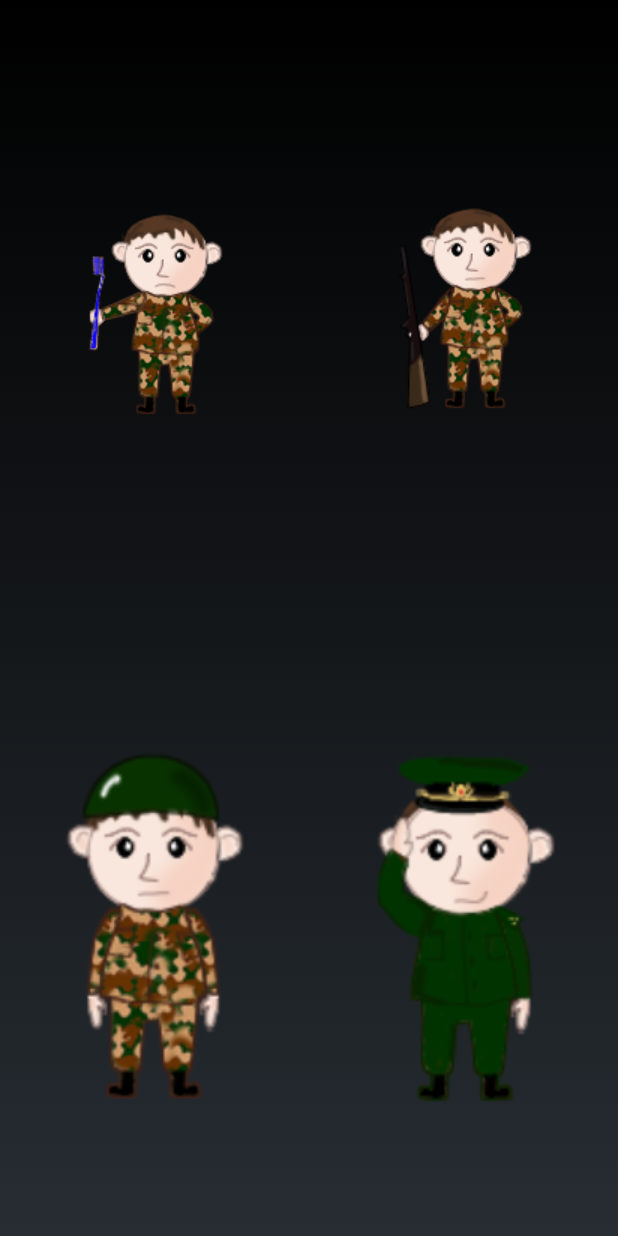
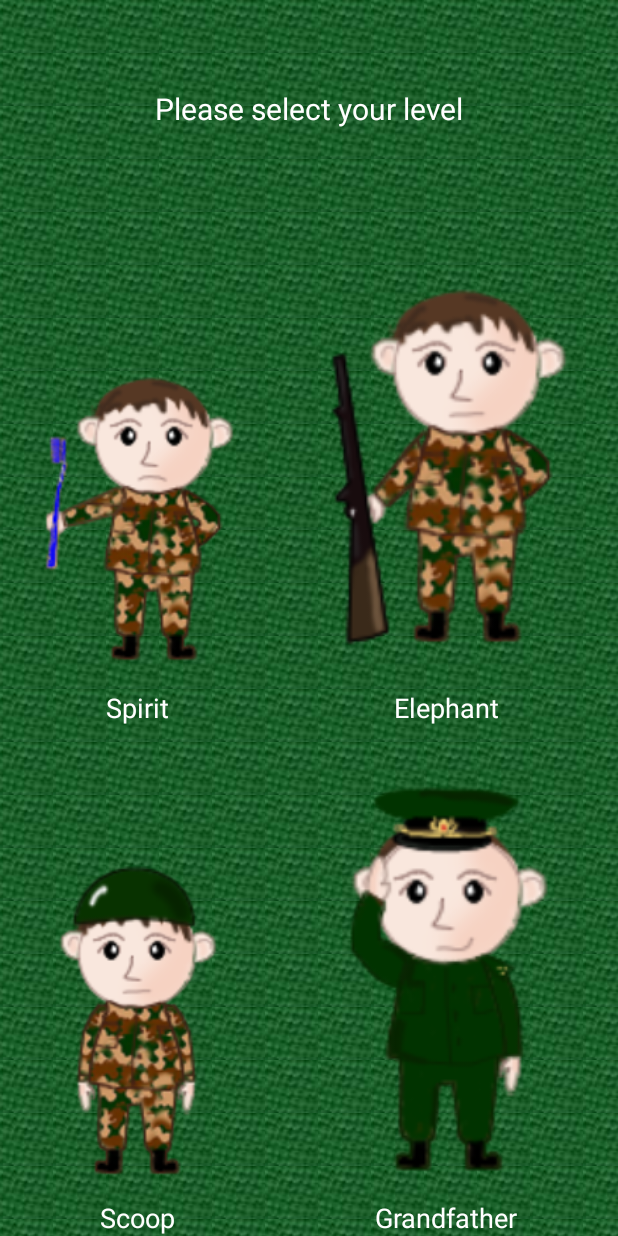
Before and after one commit to sintjuri/AK74, an Android app: the layout level_choose_layout.xml on its own in the app's theme, with its tools: preview values and no code run, on a phone screen of 412 x 824 dp. Run offline under Robolectric (Android 15) with nearby library versions, the phone set to English and light mode, and no system bars.

Commit message:
dialog -> fragment

```diff
--- a/app/src/main/res/layout/fragment_ad.xml
+++ b/app/src/main/res/layout/fragment_ad.xml
@@ -7,7 +7,7 @@
 
     <com.google.android.gms.ads.AdView
         android:id="@+id/adView"
-        android:layout_width="match_parent"
+        android:layout_width="fill_parent"
         android:layout_height="wrap_content"
         android:layout_centerHorizontal="true"
         ads:adSize="BANNER"
--- a/app/src/main/res/layout/level_choose_layout.xml
+++ b/app/src/main/res/layout/level_choose_layout.xml
@@ -1,73 +1,149 @@
 <?xml version="1.0" encoding="utf-8"?>
+
 <TableLayout xmlns:android="http://schemas.android.com/apk/res/android"
-    xmlns:tools="http://schemas.android.com/tools"
+    android:id="@+id/selectLevelLayout"
     android:layout_width="match_parent"
     android:layout_height="match_parent"
-    android:rowCount="2"
+    android:background="@drawable/backrepeat"
     android:columnCount="2"
     android:columnOrderPreserved="true"
-    android:id="@+id/selectLevelLayout"
     android:measureWithLargestChild="false"
+    android:rowCount="2"
     android:showDividers="beginning|middle|end"
-    android:visibility="visible"
+    android:shrinkColumns="*"
     android:stretchColumns="*"
-    android:shrinkColumns="*"
-    tools:context="com.onettm.ak74.LevelChoiceDialog">
+    android:visibility="visible">
 
     <TableRow
         android:layout_width="match_parent"
         android:layout_height="match_parent"
+        android:layout_gravity="center"
+        android:layout_weight="40">
+
+        <TextView
+            android:layout_width="match_parent"
+            android:layout_height="wrap_content"
+            android:layout_gravity="center_vertical"
+            android:layout_span="2"
+            android:gravity="center"
+            android:text="@string/please_select_level"
+            android:textColor="#FFFFFF"
+            android:textSize="20sp" />
+    </TableRow>
+
+    <TableRow
+        android:layout_width="match_parent"
+        android:layout_height="match_parent"
+        android:layout_gravity="center"
         android:layout_weight="50">
 
-        <ImageView
-            android:layout_width="match_parent"
-            android:layout_height="match_parent"
-            android:id="@+id/imageViewSelectLevel1"
-            android:src="@drawable/level1"
-            android:scaleType="centerInside"
-            android:contentDescription="@string/select_level_1"
-            android:adjustViewBounds="false"
-            android:baselineAlignBottom="false" />
+        <LinearLayout
+            android:layout_width="fill_parent"
+            android:layout_height="fill_parent"
+            android:orientation="vertical">
 
             <ImageView
+                android:id="@+id/imageViewSelectLevel1"
                 android:layout_width="match_parent"
-            android:layout_height="match_parent"
+                android:layout_height="0dp"
+                android:layout_gravity="center"
+                android:layout_weight="50"
+                android:adjustViewBounds="false"
+                android:contentDescription="@string/spirit"
+                android:cropToPadding="false"
+                android:scaleType="fitEnd"
+                android:src="@drawable/level1" />
+
+            <TextView
+                android:id="@+id/textView"
+                android:layout_width="wrap_content"
+                android:layout_height="wrap_content"
+                android:layout_gravity="center"
+                android:text="@string/spirit"
+                android:textAppearance="?android:attr/textAppearanceMedium" />
+        </LinearLayout>
+
+        <LinearLayout
+            android:layout_width="fill_parent"
+            android:layout_height="fill_parent"
+            android:orientation="vertical">
+
+            <ImageView
                 android:id="@+id/imageViewSelectLevel2"
-            android:src="@drawable/level2"
-            android:scaleType="centerInside"
-            android:contentDescription="@string/select_level_2"
-            android:adjustViewBounds="false" />
+                android:layout_width="match_parent"
+                android:layout_height="0dp"
+                android:layout_gravity="center"
+                android:layout_weight="50"
+                android:contentDescription="@string/elephant"
+                android:scaleType="fitEnd"
+                android:src="@drawable/level2" />
+
+            <TextView
+                android:id="@+id/textView2"
+                android:layout_width="wrap_content"
+                android:layout_height="wrap_content"
+                android:layout_gravity="center"
+                android:text="@string/elephant"
+                android:textAppearance="?android:attr/textAppearanceMedium" />
+        </LinearLayout>
 
     </TableRow>
 
     <TableRow
         android:layout_width="match_parent"
-        android:layout_height="match_parent"
-        android:layout_weight="50">
+        android:layout_height="0dp"
+        android:layout_weight="50"
+        android:gravity="bottom">
+
+        <LinearLayout
+            android:layout_width="fill_parent"
+            android:layout_height="fill_parent"
+            android:orientation="vertical">
 
             <ImageView
+                android:id="@+id/imageViewSelectLevel3"
                 android:layout_width="match_parent"
-            android:layout_height="match_parent"
-            android:id="@+id/imageViewSelectLevel3"
-            android:src="@drawable/level3"
-            android:scaleType="fitCenter"
-            android:contentDescription="@string/select_level_3"
+                android:layout_height="0dp"
+                android:layout_gravity="center"
+                android:layout_weight="30"
                 android:adjustViewBounds="false"
-            android:baselineAlignBottom="false"
-            android:cropToPadding="true" />
+                android:contentDescription="@string/scoop"
+                android:scaleType="fitEnd"
+                android:src="@drawable/level3" />
+
+            <TextView
+                android:id="@+id/textView3"
+                android:layout_width="wrap_content"
+                android:layout_height="wrap_content"
+                android:layout_gravity="center"
+                android:text="@string/scoop"
+                android:textAppearance="?android:attr/textAppearanceMedium" />
+        </LinearLayout>
+
+        <LinearLayout
+            android:layout_width="fill_parent"
+            android:layout_height="fill_parent"
+            android:orientation="vertical">
 
             <ImageView
+                android:id="@+id/imageViewSelectLevel4"
                 android:layout_width="match_parent"
-            android:layout_height="match_parent"
-            android:id="@+id/imageViewSelectLevel4"
-            android:src="@drawable/level4"
-            android:scaleType="fitCenter"
-            android:contentDescription="@string/select_level_4"
-            android:adjustViewBounds="false"
-            android:baselineAlignBottom="false"
-            android:focusableInTouchMode="false"
-            android:clickable="false" />
+                android:layout_height="0dp"
+                android:layout_gravity="center"
+                android:layout_weight="30"
+                android:contentDescription="@string/grandfather"
+                android:scaleType="fitEnd"
+                android:src="@drawable/level4" />
 
+            <TextView
+                android:id="@+id/textView4"
+                android:layout_width="wrap_content"
+                android:layout_height="wrap_content"
+                android:layout_gravity="center"
+                android:text="@string/grandfather"
+                android:textAppearance="?android:attr/textAppearanceMedium" />
+        </LinearLayout>
     </TableRow>
 
+
 </TableLayout>
--- a/app/src/main/res/values/strings.xml
+++ b/app/src/main/res/values/strings.xml
@@ -8,21 +8,11 @@
     <string name="grandfather">Grandfather</string>
 
     <string name="banner_ad_unit_id">ca-app-pub-6347267324496509/8888525279</string>
-    <string name="select_level">Please select level</string>
     <string name="ok">Ok</string>
     <string name="winTitle">Yoa are win</string>
     <string name="winMessage">Congrats, you are a good soldier</string>
     <string name="failTitle">You are looser</string>
     <string name="failMessage">Continue to learn</string>
-    <string name="level_1_image">level 1 image</string>
-    <string name="level_2_image">level 2 image</string>
-    <string name="level_3_image">level 3 image</string>
-    <string name="level_5_image">level 5 image</string>
-    <string name="level_4_image">level 4 image</string>
-    <string name="select_level_1">Select Level 1</string>
-    <string name="select_level_2">select level 2</string>
-    <string name="select_level_3">Select level 3</string>
-    <string name="select_level_4">Select level 4</string>
-    <string name="select_level_5">Select level 5</string>
+    <string name="please_select_level">Please select your level</string>
 
 </resources>
```
Also changed, not shown: app/src/main/java/com/onettm/ak74/AKTimerTask.java (+4 -25 lines), app/src/main/java/com/onettm/ak74/LevelChoiceDialog.java (deleted, +0 -124 lines), app/src/main/java/com/onettm/ak74/MainActivity.java (+176 -109 lines), app/src/main/res/layout/main.xml (+12 -8 lines), app/src/main/res/drawable/background.png (added), app/src/main/res/drawable/fail.png (renamed from app/src/main/res/drawable-hdpi/fail.png), app/src/main/res/drawable/win.png (renamed from app/src/main/res/drawable-hdpi/win.png), app/src/main/res/layout/game_layout.xml (renamed from app/src/main/res/layout/fragment_my.xml), 1 other file. Lines whose indentation alone changed are shown as unchanged.
